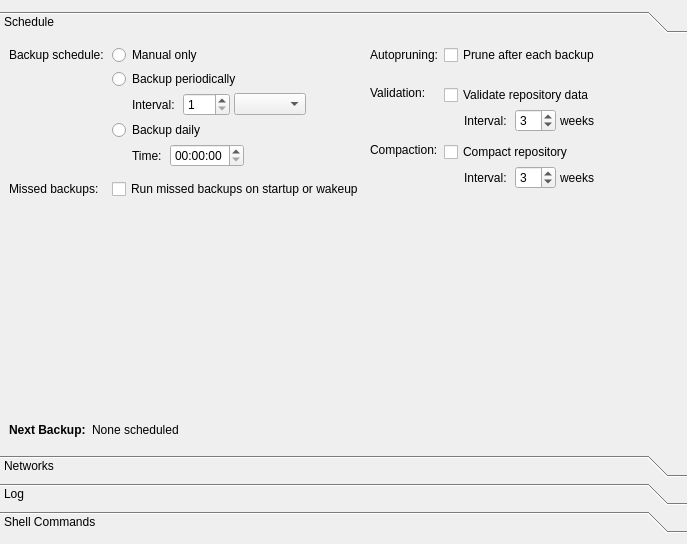
Above: src/vorta/assets/UI/scheduletab.ui from borgbase/vorta before the change. Below: the same form after it.
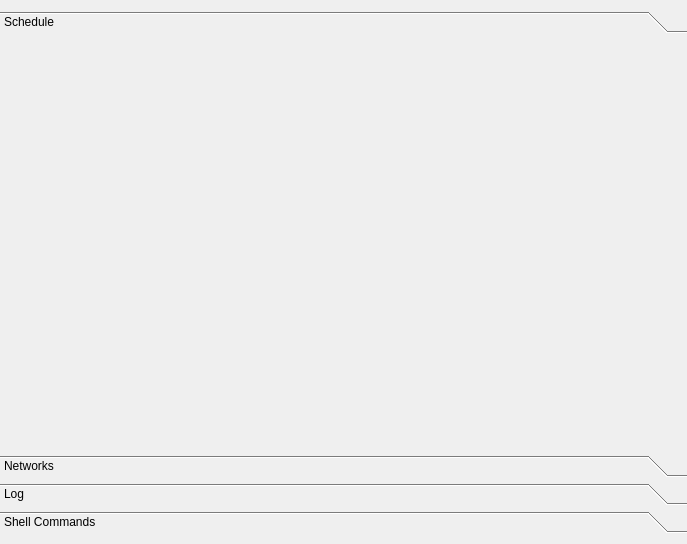
That is the form after the change.

Commit message: schedule page added + file naming changes

What changed in the file:
```diff
--- a/src/vorta/assets/UI/scheduletab.ui
+++ b/src/vorta/assets/UI/scheduletab.ui
@@ -42,586 +42,10 @@
         <height>384</height>
        </rect>
       </property>
-      <property name="font">
-       <font>
-        <bold>false</bold>
-       </font>
-      </property>
       <attribute name="label">
        <string>Schedule</string>
       </attribute>
-      <layout class="QVBoxLayout" name="verticalLayout">
-       <property name="spacing">
-        <number>6</number>
-       </property>
-       <property name="topMargin">
-        <number>6</number>
-       </property>
-       <item>
-        <layout class="QHBoxLayout" name="horizontalLayout_2">
-         <item>
-          <layout class="QFormLayout" name="formLayout_2">
-           <property name="formAlignment">
-            <set>Qt::AlignHCenter|Qt::AlignTop</set>
-           </property>
-           <property name="horizontalSpacing">
-            <number>8</number>
-           </property>
-           <property name="verticalSpacing">
-            <number>4</number>
-           </property>
-           <item row="1" column="0">
-            <widget class="QLabel" name="label_3">
-             <property name="text">
-              <string>Backup schedule:</string>
-             </property>
-            </widget>
-           </item>
-           <item row="1" column="1">
-            <widget class="QRadioButton" name="scheduleOffRadio">
-             <property name="text">
-              <string>Manual only</string>
-             </property>
-            </widget>
-           </item>
-           <item row="3" column="1">
-            <layout class="QVBoxLayout" name="verticalLayout_5">
-             <property name="spacing">
-              <number>4</number>
-             </property>
-             <property name="sizeConstraint">
-              <enum>QLayout::SetMinimumSize</enum>
-             </property>
-             <item>
-              <widget class="QRadioButton" name="scheduleIntervalRadio">
-               <property name="text">
-                <string>Backup periodically</string>
-               </property>
-              </widget>
-             </item>
-             <item>
-              <widget class="QFrame" name="framePeriodic">
-               <property name="sizePolicy">
-                <sizepolicy hsizetype="Fixed" vsizetype="Preferred">
-                 <horstretch>0</horstretch>
-                 <verstretch>0</verstretch>
-                </sizepolicy>
-               </property>
-               <layout class="QHBoxLayout" name="layoutPeriodic">
-                <property name="spacing">
-                 <number>4</number>
-                </property>
-                <property name="leftMargin">
-                 <number>0</number>
-                </property>
-                <property name="topMargin">
-                 <number>0</number>
-                </property>
-                <property name="rightMargin">
-                 <number>0</number>
-                </property>
-                <property name="bottomMargin">
-                 <number>0</number>
-                </property>
-                <item>
-                 <spacer name="horizontalSpacer_2">
-                  <property name="orientation">
-                   <enum>Qt::Horizontal</enum>
-                  </property>
-                  <property name="sizeType">
-                   <enum>QSizePolicy::Fixed</enum>
-                  </property>
-                  <property name="sizeHint" stdset="0">
-                   <size>
-                    <width>20</width>
-                    <height>20</height>
-                   </size>
-                  </property>
-                 </spacer>
-                </item>
-                <item>
-                 <widget class="QLabel" name="label_5">
-                  <property name="text">
-                   <string>Interval:</string>
-                  </property>
-                 </widget>
-                </item>
-                <item>
-                 <spacer name="horizontalSpacer">
-                  <property name="orientation">
-                   <enum>Qt::Horizontal</enum>
-                  </property>
-                  <property name="sizeType">
-                   <enum>QSizePolicy::Fixed</enum>
-                  </property>
-                  <property name="sizeHint" stdset="0">
-                   <size>
-                    <width>4</width>
-                    <height>1</height>
-                   </size>
-                  </property>
-                 </spacer>
-                </item>
-                <item>
-                 <widget class="QSpinBox" name="scheduleIntervalCount">
-                  <property name="minimum">
-                   <number>1</number>
-                  </property>
-                  <property name="maximum">
-                   <number>740</number>
-                  </property>
-                 </widget>
-                </item>
-                <item>
-                 <widget class="QComboBox" name="scheduleIntervalUnit"/>
-                </item>
-               </layout>
-              </widget>
-             </item>
-            </layout>
-           </item>
-           <item row="4" column="1">
-            <layout class="QVBoxLayout" name="verticalLayout_6">
-             <property name="spacing">
-              <number>4</number>
-             </property>
-             <item>
-              <widget class="QRadioButton" name="scheduleFixedRadio">
-               <property name="text">
-                <string>Backup daily</string>
-               </property>
-              </widget>
-             </item>
-             <item>
-              <widget class="QFrame" name="frameDaily">
-               <property name="sizePolicy">
-                <sizepolicy hsizetype="Fixed" vsizetype="Preferred">
-                 <horstretch>0</horstretch>
-                 <verstretch>0</verstretch>
-                </sizepolicy>
-               </property>
-               <layout class="QHBoxLayout" name="layoutDaily">
-                <property name="spacing">
-                 <number>4</number>
-                </property>
-                <property name="leftMargin">
-                 <number>0</number>
-                </property>
-                <property name="topMargin">
-                 <number>0</number>
-                </property>
-                <property name="rightMargin">
-                 <number>0</number>
-                </property>
-                <property name="bottomMargin">
-                 <number>0</number>
-                </property>
-                <item>
-                 <spacer name="horizontalSpacer_3">
-                  <property name="orientation">
-                   <enum>Qt::Horizontal</enum>
-                  </property>
-                  <property name="sizeType">
-                   <enum>QSizePolicy::Fixed</enum>
-                  </property>
-                  <property name="sizeHint" stdset="0">
-                   <size>
-                    <width>20</width>
-                    <height>20</height>
-                   </size>
-                  </property>
-                 </spacer>
-                </item>
-                <item>
-                 <widget class="QLabel" name="label_6">
-                  <property name="text">
-                   <string>Time:</string>
-                  </property>
-                 </widget>
-                </item>
-                <item>
-                 <spacer name="horizontalSpacer_9">
-                  <property name="orientation">
-                   <enum>Qt::Horizontal</enum>
-                  </property>
-                  <property name="sizeType">
-                   <enum>QSizePolicy::Fixed</enum>
-                  </property>
-                  <property name="sizeHint" stdset="0">
-                   <size>
-                    <width>4</width>
-                    <height>1</height>
-                   </size>
-                  </property>
-                 </spacer>
-                </item>
-                <item>
-                 <widget class="QTimeEdit" name="scheduleFixedTime"/>
-                </item>
-               </layout>
-              </widget>
-             </item>
-            </layout>
-           </item>
-           <item row="5" column="1">
-            <spacer name="verticalSpacer">
-             <property name="orientation">
-              <enum>Qt::Vertical</enum>
-             </property>
-             <property name="sizeType">
-              <enum>QSizePolicy::Fixed</enum>
-             </property>
-             <property name="sizeHint" stdset="0">
-              <size>
-               <width>1</width>
-               <height>4</height>
-              </size>
-             </property>
-            </spacer>
-           </item>
-           <item row="6" column="0">
-            <widget class="QLabel" name="label_8">
-             <property name="text">
-              <string>Missed backups:</string>
-             </property>
-            </widget>
-           </item>
-           <item row="6" column="1">
-            <widget class="QCheckBox" name="missedBackupsCheckBox">
-             <property name="maximumSize">
-              <size>
-               <width>16777215</width>
-               <height>16777215</height>
-              </size>
-             </property>
-             <property name="text">
-              <string>Run missed backups on startup or wakeup</string>
-             </property>
-            </widget>
-           </item>
-           <item row="7" column="1">
-            <spacer name="verticalSpacer_5">
-             <property name="orientation">
-              <enum>Qt::Vertical</enum>
-             </property>
-             <property name="sizeType">
-              <enum>QSizePolicy::Fixed</enum>
-             </property>
-             <property name="sizeHint" stdset="0">
-              <size>
-               <width>1</width>
-               <height>4</height>
-              </size>
-             </property>
-            </spacer>
-           </item>
-          </layout>
-         </item>
-         <item>
-          <layout class="QFormLayout" name="formLayout_3">
-           <item row="0" column="0">
-            <widget class="QLabel" name="label_9">
-             <property name="text">
-              <string>Autopruning:</string>
-             </property>
-            </widget>
-           </item>
-           <item row="0" column="1">
-            <widget class="QCheckBox" name="pruneCheckBox">
-             <property name="text">
-              <string>Prune after each backup</string>
-             </property>
-            </widget>
-           </item>
-           <item row="2" column="0">
-            <widget class="QLabel" name="label_10">
-             <property name="text">
-              <string>Validation:</string>
-             </property>
-            </widget>
-           </item>
-           <item row="2" column="1">
-            <layout class="QVBoxLayout" name="verticalLayout_7">
-             <property name="spacing">
-              <number>4</number>
-             </property>
-             <property name="topMargin">
-              <number>4</number>
-             </property>
-             <item>
-              <widget class="QCheckBox" name="validationCheckBox">
-               <property name="text">
-                <string>Validate repository data</string>
-               </property>
-              </widget>
-             </item>
-             <item>
-              <widget class="QFrame" name="frameValidation">
-               <property name="sizePolicy">
-                <sizepolicy hsizetype="Fixed" vsizetype="Preferred">
-                 <horstretch>0</horstretch>
-                 <verstretch>0</verstretch>
-                </sizepolicy>
-               </property>
-               <layout class="QHBoxLayout" name="layoutValidation">
-                <property name="spacing">
-                 <number>4</number>
-                </property>
-                <property name="leftMargin">
-                 <number>0</number>
-                </property>
-                <property name="topMargin">
-                 <number>0</number>
-                </property>
-                <property name="rightMargin">
-                 <number>0</number>
-                </property>
-                <property name="bottomMargin">
-                 <number>0</number>
-                </property>
-                <item>
-                 <spacer name="horizontalSpacer_8">
-                  <property name="orientation">
-                   <enum>Qt::Horizontal</enum>
-                  </property>
-                  <property name="sizeType">
-                   <enum>QSizePolicy::Fixed</enum>
-                  </property>
-                  <property name="sizeHint" stdset="0">
-                   <size>
-                    <width>20</width>
-                    <height>20</height>
-                   </size>
-                  </property>
-                 </spacer>
-                </item>
-                <item>
-                 <widget class="QLabel" name="label_11">
-                  <property name="text">
-                   <string>Interval:</string>
-                  </property>
-                 </widget>
-                </item>
-                <item>
-                 <spacer name="horizontalSpacer_10">
-                  <property name="orientation">
-                   <enum>Qt::Horizontal</enum>
-                  </property>
-                  <property name="sizeType">
-                   <enum>QSizePolicy::Fixed</enum>
-                  </property>
-                  <property name="sizeHint" stdset="0">
-                   <size>
-                    <width>4</width>
-                    <height>1</height>
-                   </size>
-                  </property>
-                 </spacer>
-                </item>
-                <item>
-                 <widget class="QSpinBox" name="validationWeeksCount">
-                  <property name="minimum">
-                   <number>1</number>
-                  </property>
-                  <property name="maximum">
-                   <number>52</number>
-                  </property>
-                  <property name="value">
-                   <number>3</number>
-                  </property>
-                 </widget>
-                </item>
-                <item>
-                 <widget class="QLabel" name="label_12">
-                  <property name="text">
-                   <string>weeks</string>
-                  </property>
-                 </widget>
-                </item>
-               </layout>
-              </widget>
-             </item>
-            </layout>
-           </item>
-           <item row="3" column="0">
-            <widget class="QLabel" name="compaction_label">
-             <property name="text">
-              <string>Compaction:</string>
-             </property>
-            </widget>
-           </item>
-           <item row="3" column="1">
-            <layout class="QVBoxLayout" name="verticalLayout_7">
-             <property name="spacing">
-              <number>4</number>
-             </property>
-             <property name="topMargin">
-              <number>4</number>
-             </property>
-             <item>
-              <widget class="QCheckBox" name="compactionCheckBox">
-               <property name="text">
-                <string>Compact repository</string>
-               </property>
-              </widget>
-             </item>
-             <item>
-            <widget class="QFrame" name="frameCompaction">
-               <property name="sizePolicy">
-                <sizepolicy hsizetype="Fixed" vsizetype="Preferred">
-                 <horstretch>0</horstretch>
-                 <verstretch>0</verstretch>
-                </sizepolicy>
-               </property>
-               <layout class="QHBoxLayout" name="layoutCompaction">
-                <property name="spacing">
-                 <number>4</number>
-                </property>
-                <property name="leftMargin">
-                 <number>0</number>
-                </property>
-                <property name="topMargin">
-                 <number>0</number>
-                </property>
-                <property name="rightMargin">
-                 <number>0</number>
-                </property>
-                <property name="bottomMargin">
-                 <number>0</number>
-                </property>
-                <item>
-                 <spacer name="horizontalSpacer_8">
-                  <property name="orientation">
-                   <enum>Qt::Horizontal</enum>
-                  </property>
-                  <property name="sizeType">
-                   <enum>QSizePolicy::Fixed</enum>
-                  </property>
-                  <property name="sizeHint" stdset="0">
-                   <size>
-                    <width>20</width>
-                    <height>20</height>
-                   </size>
-                  </property>
-                 </spacer>
-                </item>
-                <item>
-                 <widget class="QLabel" name="interval_label">
-                  <property name="text">
-                   <string>Interval:</string>
-                  </property>
-                 </widget>
-                </item>
-                <item>
-                 <spacer name="horizontalSpacer_interval">
-                  <property name="orientation">
-                   <enum>Qt::Horizontal</enum>
-                  </property>
-                  <property name="sizeType">
-                   <enum>QSizePolicy::Fixed</enum>
-                  </property>
-                  <property name="sizeHint" stdset="0">
-                   <size>
-                    <width>4</width>
-                    <height>1</height>
-                   </size>
-                  </property>
-                 </spacer>
-                </item>
-                <item>
-                 <widget class="QSpinBox" name="compactionWeeksCount">
-                  <property name="minimum">
-                   <number>1</number>
-                  </property>
-                  <property name="maximum">
-                   <number>52</number>
-                  </property>
-                  <property name="value">
-                   <number>3</number>
-                  </property>
-                 </widget>
-                </item>
-                <item>
-                 <widget class="QLabel" name="compaction_weeks_label">
-                  <property name="text">
-                   <string>weeks</string>
-                  </property>
-                 </widget>
-                </item>
-               </layout>
-              </widget>
-             </item>
-            </layout>
-           </item>
-           <item row="1" column="1">
-            <spacer name="verticalSpacer_4">
-             <property name="orientation">
-              <enum>Qt::Vertical</enum>
-             </property>
-             <property name="sizeType">
-              <enum>QSizePolicy::Fixed</enum>
-             </property>
-             <property name="sizeHint" stdset="0">
-              <size>
-               <width>1</width>
-               <height>4</height>
-              </size>
-             </property>
-            </spacer>
-           </item>
-          </layout>
-         </item>
-        </layout>
-       </item>
-       <item>
-        <spacer name="verticalSpacer_3">
-         <property name="orientation">
-          <enum>Qt::Vertical</enum>
-         </property>
-         <property name="sizeHint" stdset="0">
-          <size>
-           <width>20</width>
-           <height>40</height>
-          </size>
-         </property>
-        </spacer>
-       </item>
-       <item>
-        <layout class="QHBoxLayout" name="horizontalLayout">
-         <item>
-          <widget class="QLabel" name="label_14">
-           <property name="font">
-            <font>
-             <bold>true</bold>
-            </font>
-           </property>
-           <property name="text">
-            <string>Next Backup:</string>
-           </property>
-          </widget>
-         </item>
-         <item>
-          <widget class="QLabel" name="nextBackupDateTimeLabel">
-           <property name="text">
-            <string>None scheduled</string>
-           </property>
-          </widget>
-         </item>
-         <item>
-          <spacer name="horizontalSpacer_4">
-           <property name="orientation">
-            <enum>Qt::Horizontal</enum>
-           </property>
-           <property name="sizeHint" stdset="0">
-            <size>
-             <width>40</width>
-             <height>20</height>
-            </size>
-           </property>
-          </spacer>
-         </item>
-        </layout>
-       </item>
+      <layout class="QGridLayout" name="scheduleLayout">
       </layout>
      </widget>
      <widget class="QWidget" name="page_2">
```
Left out of the diff: 6 changed lines with no effect on the pictures. The commit also changes 10 other files.
